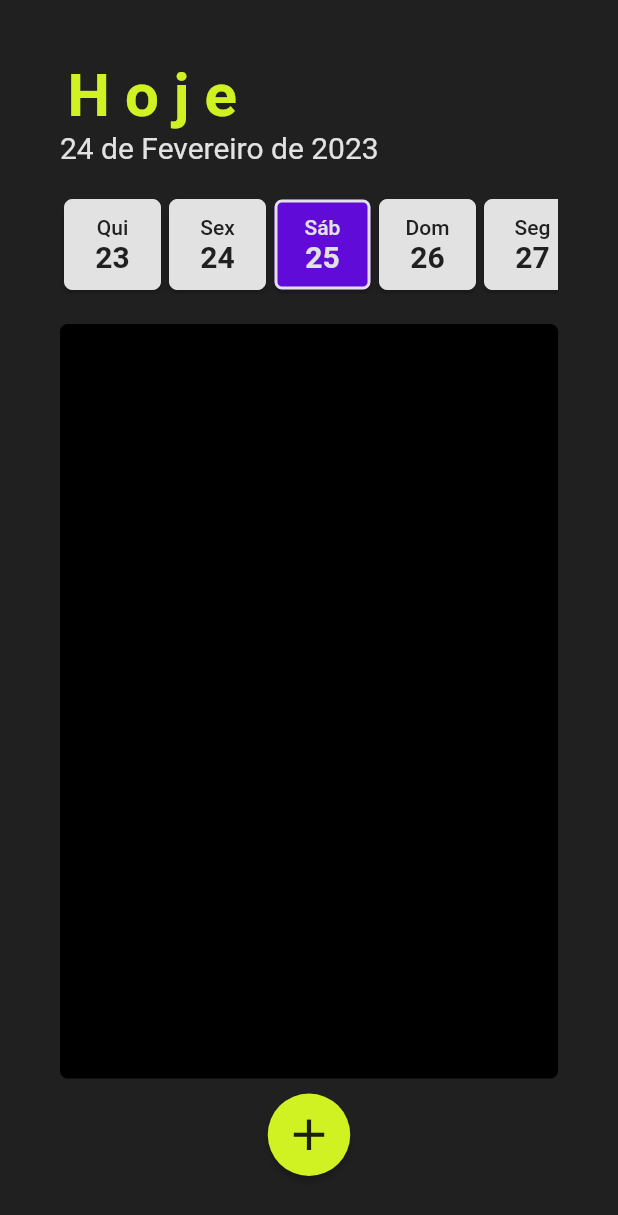
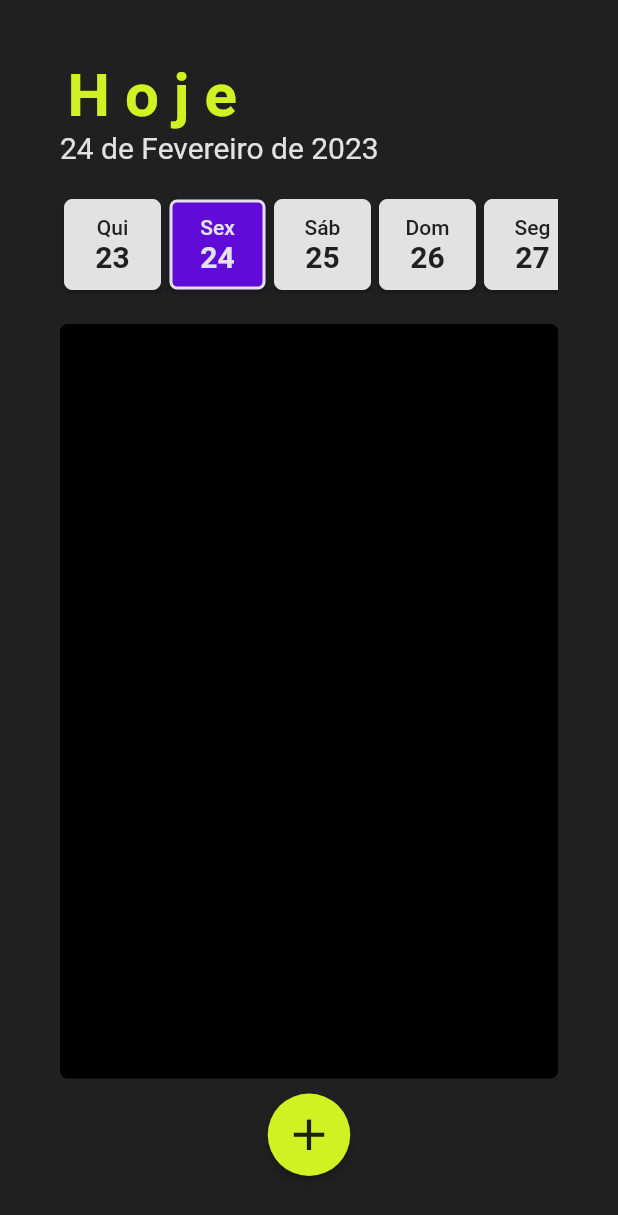
Before and after one commit to SrMarinho/Todo-List-Flutter, a Flutter app: the screen it shows after launch, on a phone screen of 412 x 824 dp. Shown: the top 1215 px of the screen. Run offline on Flutter 3.47's test engine with Material 2 defaults, Android fonts, the phone set to English and light mode, and no system bars; our stand-ins replace shared_preferences.

Commit message:
second commit

```diff
--- a/lib/main.dart
+++ b/lib/main.dart
@@ -42,7 +42,7 @@ class _TodoAppState extends State<TodoApp> {
 
   List<Todo> todo_list = [];
 
-  DateTime currentDay = DateTime(DateTime.now().year, DateTime.now().month, DateTime.now().day + 1);
+  DateTime currentDay = DateTime(DateTime.now().year, DateTime.now().month, DateTime.now().day);
 
   List<String> mounths_pt = [
     "Janeiro",
@@ -213,6 +213,7 @@ class _TodoAppState extends State<TodoApp> {
                   scrollDirection: Axis.vertical,
                   children: [
                     for (int i = 0; i < todo_list.length; i++)
+                      if(DateFormat("dd/MM/yyyy").format(currentDay) == DateFormat("dd/MM/yyyy").format(todo_list[i].dateTime))
                       Padding(
                         padding: const EdgeInsets.symmetric(vertical: 5.0),
                         child: ElevatedButton(
@@ -575,7 +576,7 @@ class _TodoAppState extends State<TodoApp> {
                                                 Todo newTodo = Todo(
                                                   title: currentTaskTitle.text,
                                                   dateTime: DateTime.parse(
-                                                      "${DateTime.now().year}-${(DateTime.now().month).toString().padLeft(2, "0")}-${(DateTime.now().day).toString().padLeft(2, "0")} ${selectedAddHour.toString().padLeft(2, "0")}:${selectedAddMinute.toString().padLeft(2, "0")}:00"),
+                                                      "${currentDay.year}-${(currentDay.month).toString().padLeft(2, "0")}-${(currentDay.day).toString().padLeft(2, "0")} ${selectedAddHour.toString().padLeft(2, "0")}:${selectedAddMinute.toString().padLeft(2, "0")}:00"),
                                                   description:
                                                       currentTaskDescription
                                                           .text,
```
